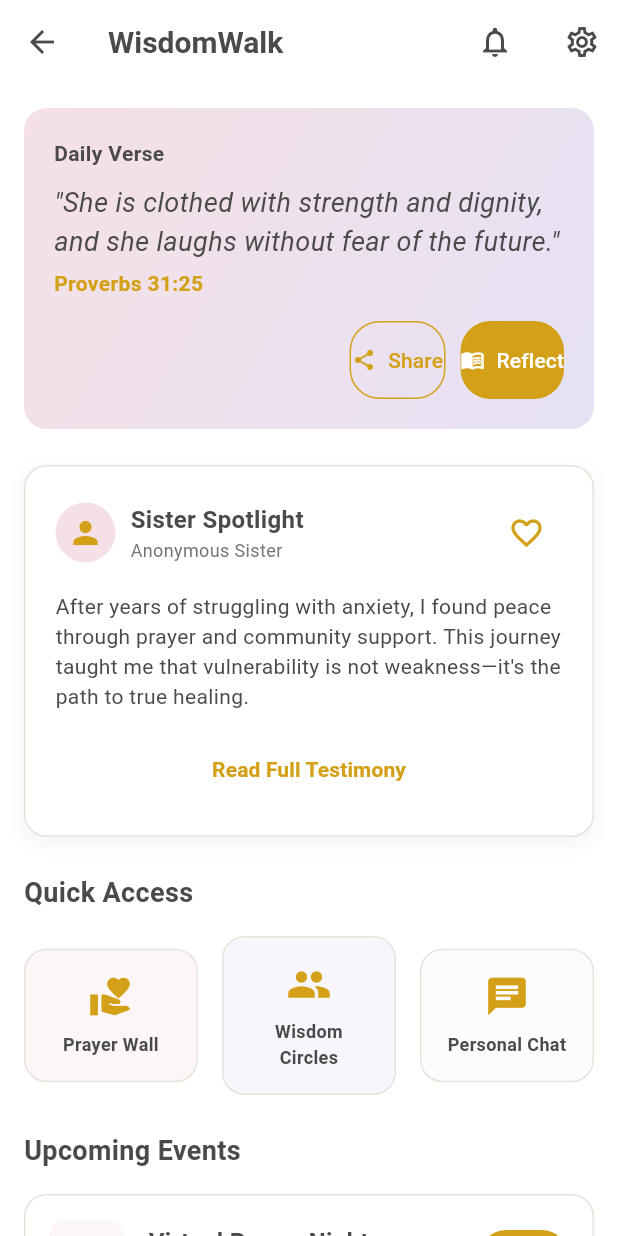
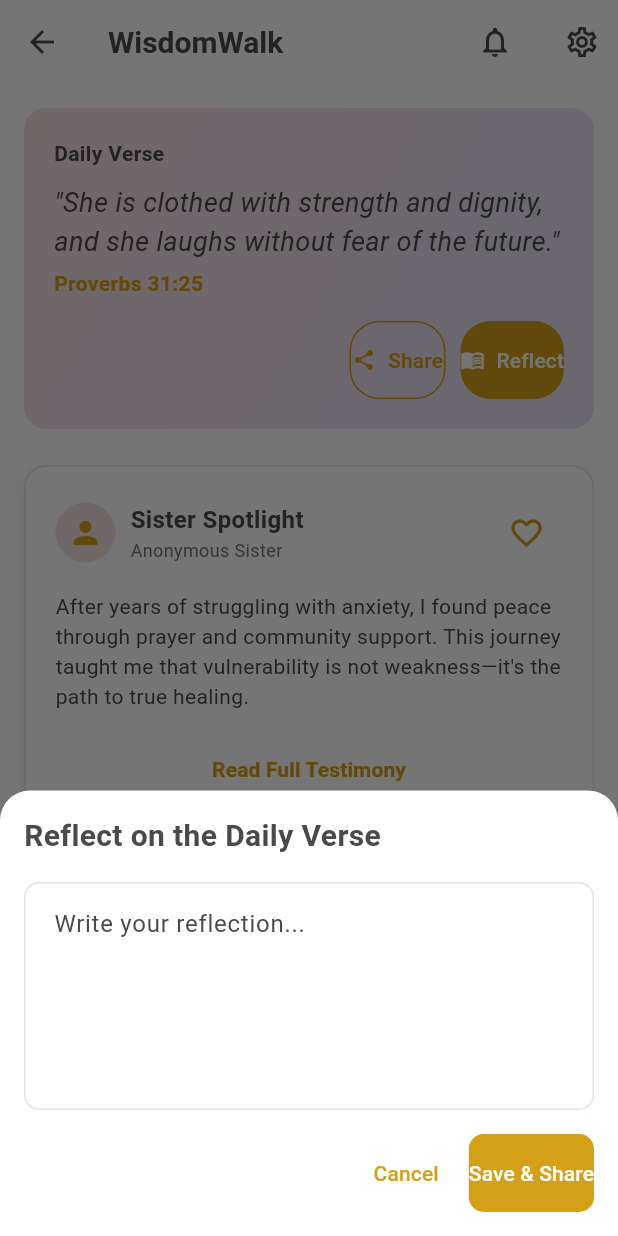
Before and after one commit to Temsegn/Wisdom-Walk-App, a Flutter app: the HomeTab screen opened directly, after a tap on "Reflect", on a phone screen of 412 x 824 dp. Run offline on Flutter 3.47's test engine with Material 3 defaults, Android fonts, the light colour scheme and no system bars; our stand-ins replace file_picker, go_router, image_picker, shared_preferences, video_player; missing offline and left inert: universal_html; accounts and stored records are empty; network calls fail; Roboto replaces fonts that are missing (Lora).

Commit message:
search and reslect functionality added

```diff
--- a/Frontend/wisdomwalk/lib/main.dart
+++ b/Frontend/wisdomwalk/lib/main.dart
@@ -11,6 +11,7 @@ import 'package:wisdomwalk/providers/wisdom_circle_provider.dart';
 import 'package:wisdomwalk/providers/anonymous_share_provider.dart';
 import 'package:wisdomwalk/providers/her_move_provider.dart';
 import 'package:wisdomwalk/themes/app_theme.dart';
+import 'package:wisdomwalk/providers/reflection_provider.dart';
 
 void main() {
   WidgetsFlutterBinding.ensureInitialized();
@@ -35,6 +36,7 @@ class MyApp extends StatelessWidget {
         ChangeNotifierProvider(create: (_) => HerMoveProvider()),
         ChangeNotifierProvider(create: (_) => ChatProvider()),
         ChangeNotifierProvider(create: (_) => NotificationProvider()),
+        ChangeNotifierProvider(create: (_) => ReflectionProvider()),
       ],
       child: Consumer<AuthProvider>(
         builder: (context, authProvider, _) {
--- /dev/null
+++ b/Frontend/wisdomwalk/lib/providers/reflection_provider.dart
@@ -0,0 +1,32 @@
+import 'package:flutter/material.dart';
+
+class Reflection {
+  final String id;
+  final String verseReference;
+  final String content;
+  final DateTime createdAt;
+
+  Reflection({
+    required this.id,
+    required this.verseReference,
+    required this.content,
+    required this.createdAt,
+  });
+}
+
+class ReflectionProvider with ChangeNotifier {
+  List<Reflection> _reflections = [];
+
+  List<Reflection> get reflections => _reflections;
+
+  void addReflection(String verseReference, String content) {
+    final reflection = Reflection(
+      id: DateTime.now().millisecondsSinceEpoch.toString(),
+      verseReference: verseReference,
+      content: content,
+      createdAt: DateTime.now(),
+    );
+    _reflections.add(reflection);
+    notifyListeners();
+  }
+}
--- a/Frontend/wisdomwalk/lib/routing/app_routing.dart
+++ b/Frontend/wisdomwalk/lib/routing/app_routing.dart
@@ -244,6 +244,10 @@ class AppRouter {
             ),
       ),
       GoRoute(
+        path: '/search-requests',
+        builder: (context, state) => const SearchScreen(),
+      ),
+      GoRoute(
         path: '/add-location-request',
         builder: (context, state) => const AddLocationRequestScreen(),
       ),
--- a/Frontend/wisdomwalk/lib/views/dashboared/dashboard_screen.dart
+++ b/Frontend/wisdomwalk/lib/views/dashboared/dashboard_screen.dart
@@ -1,5 +1,6 @@
 import 'package:file_picker/file_picker.dart';
 import 'package:flutter/material.dart';
+import 'package:flutter/services.dart';
 import 'package:provider/provider.dart';
 import 'package:go_router/go_router.dart';
 import 'package:wisdomwalk/models/chat_model.dart';
@@ -9,13 +10,13 @@ import 'package:wisdomwalk/providers/auth_provider.dart';
 import 'package:wisdomwalk/providers/chat_provider.dart';
 
 import 'package:wisdomwalk/providers/prayer_provider.dart';
+import 'package:wisdomwalk/providers/reflection_provider.dart';
 import 'package:wisdomwalk/providers/wisdom_circle_provider.dart';
 import 'package:wisdomwalk/providers/anonymous_share_provider.dart';
 import 'package:wisdomwalk/providers/her_move_provider.dart';
 import 'package:wisdomwalk/models/prayer_model.dart';
 import 'package:wisdomwalk/widgets/add_prayer_modal.dart';
 import 'package:wisdomwalk/widgets/chat_card.dart';
-
 import 'package:universal_html/html.dart' as html; // For browser file picking
 import 'package:video_player/video_player.dart';
 
@@ -122,9 +123,21 @@ class _DashboardScreenState extends State<DashboardScreen> {
 
 // HomeTab Implementation
 
-// HomeTab Implementation
-class HomeTab extends StatelessWidget {
+class HomeTab extends StatefulWidget {
   const HomeTab({Key? key}) : super(key: key);
+
+  @override
+  State<HomeTab> createState() => _HomeTabState();
+}
+
+class _HomeTabState extends State<HomeTab> {
+  final TextEditingController _reflectionController = TextEditingController();
+
+  @override
+  void dispose() {
+    _reflectionController.dispose();
+    super.dispose();
+  }
 
   @override
   Widget build(BuildContext context) {
@@ -281,7 +294,9 @@ class HomeTab extends StatelessWidget {
               ),
               const SizedBox(width: 10),
               ElevatedButton.icon(
-                onPressed: () {},
+                onPressed: () {
+                  _showReflectModal(context, verseReference);
+                },
                 icon: const Icon(Icons.menu_book, size: 16),
                 label: const Text('Reflect'),
                 style: ElevatedButton.styleFrom(
@@ -296,6 +311,127 @@ class HomeTab extends StatelessWidget {
           ),
         ],
       ),
+    );
+  }
+
+  void _showReflectModal(BuildContext context, String verseReference) {
+    final _formKey = GlobalKey<FormState>();
+    bool _isLoading = false;
+
+    showModalBottomSheet(
+      context: context,
+      isScrollControlled: true,
+      backgroundColor: Colors.white,
+      shape: const RoundedRectangleBorder(
+        borderRadius: BorderRadius.vertical(top: Radius.circular(20)),
+      ),
+      builder: (context) {
+        return StatefulBuilder(
+          builder: (context, setState) {
+            return Padding(
+              padding: EdgeInsets.only(
+                bottom: MediaQuery.of(context).viewInsets.bottom,
+                left: 16,
+                right: 16,
+                top: 16,
+              ),
+              child: Form(
+                key: _formKey,
+                child: Column(
+                  mainAxisSize: MainAxisSize.min,
+                  crossAxisAlignment: CrossAxisAlignment.start,
+                  children: [
+                    const Text(
+                      'Reflect on the Daily Verse',
+                      style: TextStyle(
+                        fontSize: 20,
+                        fontWeight: FontWeight.bold,
+                        color: Color(0xFF4A4A4A),
+                      ),
+                    ),
+                    const SizedBox(height: 16),
+                    TextFormField(
+                      controller: _reflectionController,
+                      maxLines: 5,
+                      decoration: const InputDecoration(
+                        hintText: 'Write your reflection...',
+                        border: OutlineInputBorder(),
+                      ),
+                      validator: (value) {
+                        if (value == null || value.trim().isEmpty) {
+                          return 'Please enter your reflection';
+                        }
+                        return null;
+                      },
+                    ),
+                    const SizedBox(height: 16),
+                    Row(
+                      mainAxisAlignment: MainAxisAlignment.end,
+                      children: [
+                        TextButton(
+                          onPressed: () => Navigator.pop(context),
+                          child: const Text(
+                            'Cancel',
+                            style: TextStyle(color: Color(0xFFD4A017)),
+                          ),
+                        ),
+                        const SizedBox(width: 8),
+                        ElevatedButton(
+                          onPressed:
+                              _isLoading
+                                  ? null
+                                  : () async {
+                                    if (_formKey.currentState!.validate()) {
+                                      setState(() => _isLoading = true);
+                                      final reflectionProvider =
+                                          Provider.of<ReflectionProvider>(
+                                            context,
+                                            listen: false,
+                                          );
+                                      reflectionProvider.addReflection(
+                                        verseReference,
+                                        _reflectionController.text.trim(),
+                                      );
+                                      setState(() => _isLoading = false);
+                                      Navigator.pop(context);
+                                      ScaffoldMessenger.of(
+                                        context,
+                                      ).showSnackBar(
+                                        const SnackBar(
+                                          content: Text(
+                                            'Reflection saved successfully',
+                                          ),
+                                        ),
+                                      );
+                                      _showShareModal(
+                                        context,
+                                        'My reflection on $verseReference:\n\n${_reflectionController.text.trim()}\n\nJoin me on WisdomWalk: https://wisdomwalk.app',
+                                      );
+                                      _reflectionController
+                                          .clear(); // Clear after saving
+                                    }
+                                  },
+                          style: ElevatedButton.styleFrom(
+                            backgroundColor: const Color(0xFFD4A017),
+                            foregroundColor: Colors.white,
+                          ),
+                          child:
+                              _isLoading
+                                  ? const CircularProgressIndicator(
+                                    color: Colors.white,
+                                  )
+                                  : const Text('Save & Share'),
+                        ),
+                      ],
+                    ),
+                    const SizedBox(height: 16),
+                  ],
+                ),
+              ),
+            );
+          },
+        );
+      },
     );
   }
 
@@ -314,7 +450,7 @@ class HomeTab extends StatelessWidget {
             crossAxisAlignment: CrossAxisAlignment.start,
             children: [
               const Text(
-                'Share Daily Verse',
+                'Share',
                 style: TextStyle(
                   fontSize: 20,
                   fontWeight: FontWeight.bold,
@@ -329,25 +465,25 @@ class HomeTab extends StatelessWidget {
                     context: context,
                     iconPath: 'assets/images/whatsapp_icon.png',
                     label: 'WhatsApp',
-                    onTap: () => _shareToWhatsApp(context, shareMessage),
+                    onTap: () => _shareTo(context, shareMessage, 'whatsapp'),
                   ),
                   _buildShareIcon(
                     context: context,
                     iconPath: 'assets/images/facebook_icon.png',
                     label: 'Facebook',
-                    onTap: () => _shareToFacebook(context, shareMessage),
+                    onTap: () => _shareTo(context, shareMessage, 'facebook'),
                   ),
                   _buildShareIcon(
                     context: context,
                     iconPath: 'assets/images/twitter_icon.png',
                     label: 'Twitter',
-                    onTap: () => _shareToTwitter(context, shareMessage),
+                    onTap: () => _shareTo(context, shareMessage, 'twitter'),
                   ),
                   _buildShareIcon(
                     context: context,
                     iconPath: 'assets/images/telegram_icon.png',
                     label: 'Telegram',
-                    onTap: () => _shareToTelegram(context, shareMessage),
+                    onTap: () => _shareTo(context, shareMessage, 'telegram'),
                   ),
                 ],
               ),
@@ -396,56 +532,42 @@ class HomeTab extends StatelessWidget {
     );
   }
 
-  Future<void> _shareToWhatsApp(BuildContext context, String message) async {
+  Future<void> _shareTo(
+    BuildContext context,
+    String message,
+    String platform,
+  ) async {
     final encodedMessage = Uri.encodeComponent(message);
-    final url = 'https://wa.me/?text=$encodedMessage';
+    String url;
+
+    switch (platform) {
+      case 'whatsapp':
+        url = 'https://wa.me/?text=$encodedMessage';
+        break;
+      case 'facebook':
+        url =
+            'https://www.facebook.com/sharer/sharer.php?quote=$encodedMessage';
+        break;
+      case 'twitter':
+        url = 'https://twitter.com/intent/tweet?text=$encodedMessage';
+        break;
+      case 'telegram':
+        url = 'https://t.me/share/url?url=&text=$encodedMessage';
+        break;
+      default:
+        return;
+    }
+
     if (await canLaunchUrl(Uri.parse(url))) {
       await launchUrl(Uri.parse(url));
-      Navigator.pop(context); // Close the modal
+      Navigator.pop(context);
     } else {
-      ScaffoldMessenger.of(
-        context,
-      ).showSnackBar(const SnackBar(content: Text('Could not open WhatsApp')));
-    }
-  }
-
-  Future<void> _shareToFacebook(BuildContext context, String message) async {
-    final encodedMessage = Uri.encodeComponent(message);
-    final url =
-        'https://www.facebook.com/sharer/sharer.php?))^=$encodedMessage';
-    if (await canLaunchUrl(Uri.parse(url))) {
-      await launchUrl(Uri.parse(url));
-      Navigator.pop(context); // Close the modal
-    } else {
-      ScaffoldMessenger.of(
-        context,
-      ).showSnackBar(const SnackBar(content: Text('Could not open Facebook')));
-    }
-  }
-
-  Future<void> _shareToTwitter(BuildContext context, String message) async {
-    final encodedMessage = Uri.encodeComponent(message);
-    final url = 'https://twitter.com/intent/tweet?text=$encodedMessage';
-    if (await canLaunchUrl(Uri.parse(url))) {
-      await launchUrl(Uri.parse(url));
-      Navigator.pop(context); // Close the modal
-    } else {
-      ScaffoldMessenger.of(
-        context,
-      ).showSnackBar(const SnackBar(content: Text('Could not open Twitter')));
-    }
-  }
-
-  Future<void> _shareToTelegram(BuildContext context, String message) async {
-    final encodedMessage = Uri.encodeComponent(message);
-    final url = 'https://t.me/share/url?url=&text=$encodedMessage';
-    if (await canLaunchUrl(Uri.parse(url))) {
-      await launchUrl(Uri.parse(url));
-      Navigator.pop(context); // Close the modal
-    } else {
-      ScaffoldMessenger.of(
-        context,
-      ).showSnackBar(const SnackBar(content: Text('Could not open Telegram')));
+      await Clipboard.setData(ClipboardData(text: message));
+      ScaffoldMessenger.of(context).showSnackBar(
+        SnackBar(
+          content: Text('Could not open $platform. Copied to clipboard.'),
+        ),
+      );
     }
   }
 
@@ -655,7 +777,7 @@ class HomeTab extends StatelessWidget {
         _buildEventCard(
           title: 'Virtual Prayer Night',
           date:
-              '${now.add(Duration(days: 1)).day}/${now.add(Duration(days: 1)).month}/${now.add(Duration(days: 1)).year}',
+              '${now.add(const Duration(days: 1)).day}/${now.add(const Duration(days: 1)).month}/${now.add(const Duration(days: 1)).year}',
           time: '7:00 PM',
           platform: 'Zoom',
         ),
@@ -663,7 +785,7 @@ class HomeTab extends StatelessWidget {
         _buildEventCard(
           title: 'Bible Study: Proverbs',
           date:
-              '${now.add(Duration(days: 4)).day}/${now.add(Duration(days: 4)).month}/${now.add(Duration(days: 4)).year}',
+              '${now.add(const Duration(days: 4)).day}/${now.add(const Duration(days: 4)).month}/${now.add(const Duration(days: 4)).year}',
           time: '6:30 PM',
           platform: 'Telegram',
         ),
@@ -1848,7 +1970,12 @@ class HerMoveTab extends StatelessWidget {
         backgroundColor: Colors.white,
         elevation: 0,
         actions: [
-          IconButton(icon: const Icon(Icons.search), onPressed: () {}),
+          IconButton(
+            icon: const Icon(Icons.search),
+            onPressed: () {
+              context.go('/search-requests');
+            },
+          ),
           IconButton(
             icon: const Icon(Icons.settings_outlined),
             onPressed: () {
```
Also changed, not shown: Frontend/wisdomwalk/lib/services/notification_service.dart (+11 -11 lines), 1 other file.
